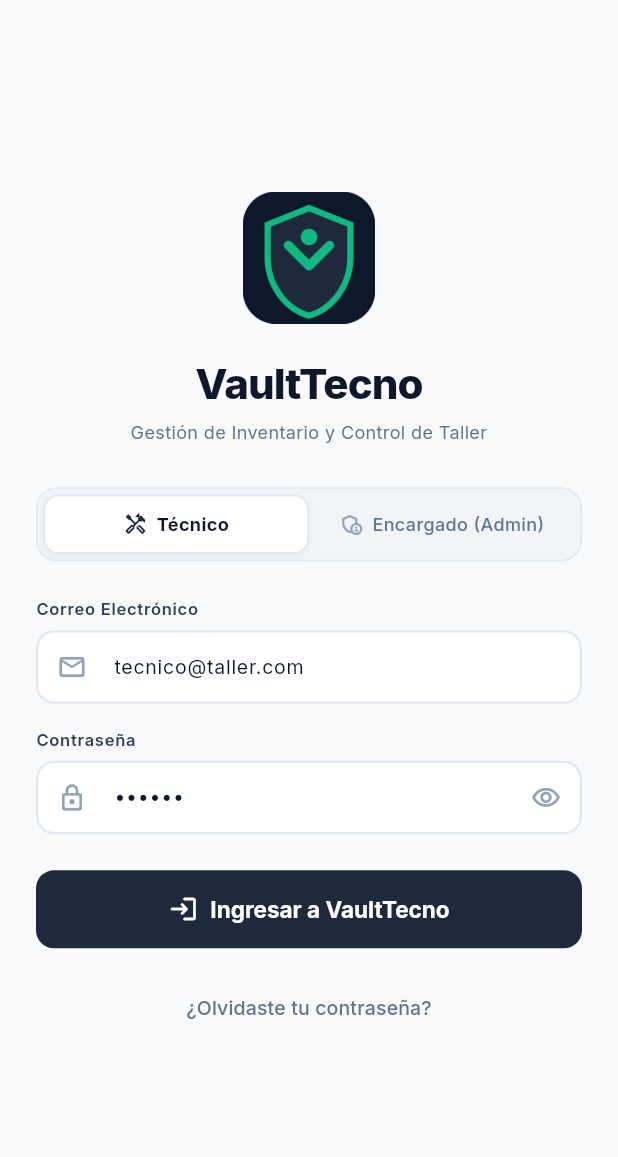
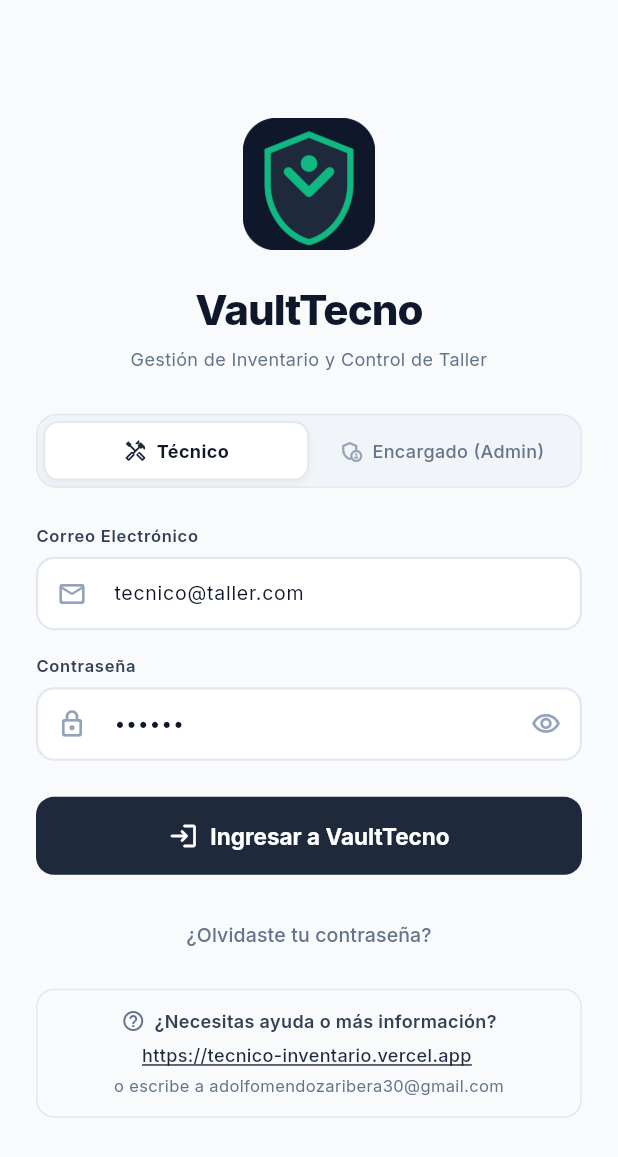
Before and after one commit to AdolfoMendozaRibera/tecnico-inventario, a Flutter app: the screen it shows after launch, on a phone screen of 412 x 824 dp. Shown: the top 1157 px of the screen. Run offline on Flutter 3.47's test engine with Material 3 defaults, Android fonts, the phone set to English and light mode, and no system bars; our stand-ins replace flutter_dotenv, flutter_svg, go_router, google_fonts, supabase_flutter; accounts and stored records are empty.

Commit message:
Mejora en el login

```diff
--- a/proyecto/lib/core/supabase_client.dart
+++ b/proyecto/lib/core/supabase_client.dart
@@ -9,8 +9,8 @@ class SupabaseService {
       // Ignorar si ya está cargado o si falla en web
     }
 
-    final url = dotenv.maybeGet('SUPABASE_URL') ?? '';
-    final anonKey = dotenv.maybeGet('SUPABASE_ANON_KEY') ?? '';
+    final url = dotenv.maybeGet('SUPABASE_URL') ?? 'https://ywpwpxxlfcdhjcpyuyob.supabase.co';
+    final anonKey = dotenv.maybeGet('SUPABASE_ANON_KEY') ?? 'eyJhbGciOiJIUzI1NiIsInR5cCI6IkpXVCJ9.eyJpc3MiOiJzdXBhYmFzZSIsInJlZiI6Inl3cHdweHhsZmNkaGpjcHl1eW9iIiwicm9sZSI6ImFub24iLCJpYXQiOjE3ODcxNzc3NTAsImV4cCI6MjEwMjc1Mzc1MH0.sSyfA175f77tkgsnfneHFxLRhwou2Qo_t96jnzIadl0';
 
     if (url.isNotEmpty && anonKey.isNotEmpty) {
       await Supabase.initialize(
--- a/proyecto/lib/features/auth/presentation/screens/login_screen.dart
+++ b/proyecto/lib/features/auth/presentation/screens/login_screen.dart
@@ -367,6 +367,60 @@ class _LoginScreenState extends State<LoginScreen> {
                       ),
                     ),
                   ),
+                  const SizedBox(height: 12),
+
+                  // ─── INFORMACIÓN DE SOPORTE / CONTACTO ────────────────────
+                  Container(
+                    width: double.infinity,
+                    padding: const EdgeInsets.symmetric(vertical: 12, horizontal: 16),
+                    decoration: BoxDecoration(
+                      color: AppColors.slate50,
+                      borderRadius: BorderRadius.circular(12),
+                      border: Border.all(color: AppColors.slate200),
+                    ),
+                    child: Column(
+                      children: [
+                        Row(
+                          mainAxisAlignment: MainAxisAlignment.center,
+                          children: [
+                            const Icon(
+                              Icons.help_outline_rounded,
+                              size: 16,
+                              color: AppColors.slate500,
+                            ),
+                            const SizedBox(width: 6),
+                            Text(
+                              '¿Necesitas ayuda o más información?',
+                              style: GoogleFonts.inter(
+                                fontSize: 12,
+                                fontWeight: FontWeight.w600,
+                                color: AppColors.slate700,
+                              ),
+                            ),
+                          ],
+                        ),
+                        const SizedBox(height: 6),
+                        SelectableText(
+                          'https://tecnico-inventario.vercel.app',
+                          style: GoogleFonts.inter(
+                            fontSize: 12,
+                            fontWeight: FontWeight.w500,
+                            color: AppColors.primary,
+                            decoration: TextDecoration.underline,
+                          ),
+                        ),
+                        const SizedBox(height: 4),
+                        Text(
+                          'o escribe a adolfomendozaribera30@gmail.com',
+                          textAlign: TextAlign.center,
+                          style: GoogleFonts.inter(
+                            fontSize: 11,
+                            color: AppColors.slate500,
+                          ),
+                        ),
+                      ],
+                    ),
+                  ),
                 ],
               ),
             ),
--- a/proyecto/lib/features/auth/providers/auth_provider.dart
+++ b/proyecto/lib/features/auth/providers/auth_provider.dart
@@ -97,8 +97,13 @@ class AuthProvider extends ChangeNotifier {
       _isLoading = false;
       notifyListeners();
       return true;
+    } on AuthException catch (e) {
+      _errorMessage = e.message;
+      _isLoading = false;
+      notifyListeners();
+      return false;
     } catch (e) {
-      _errorMessage = 'Credenciales incorrectas o error de conexión.';
+      _errorMessage = 'Error de conexión o configuración: ${e.toString()}';
       _isLoading = false;
       notifyListeners();
       return false;
```
